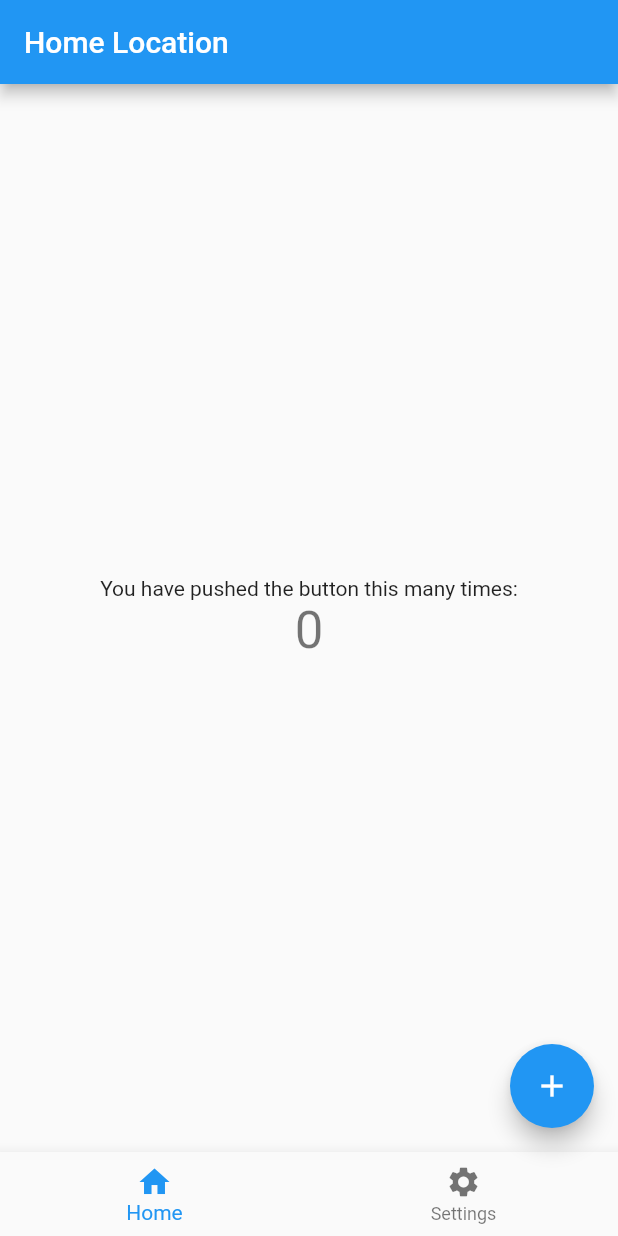
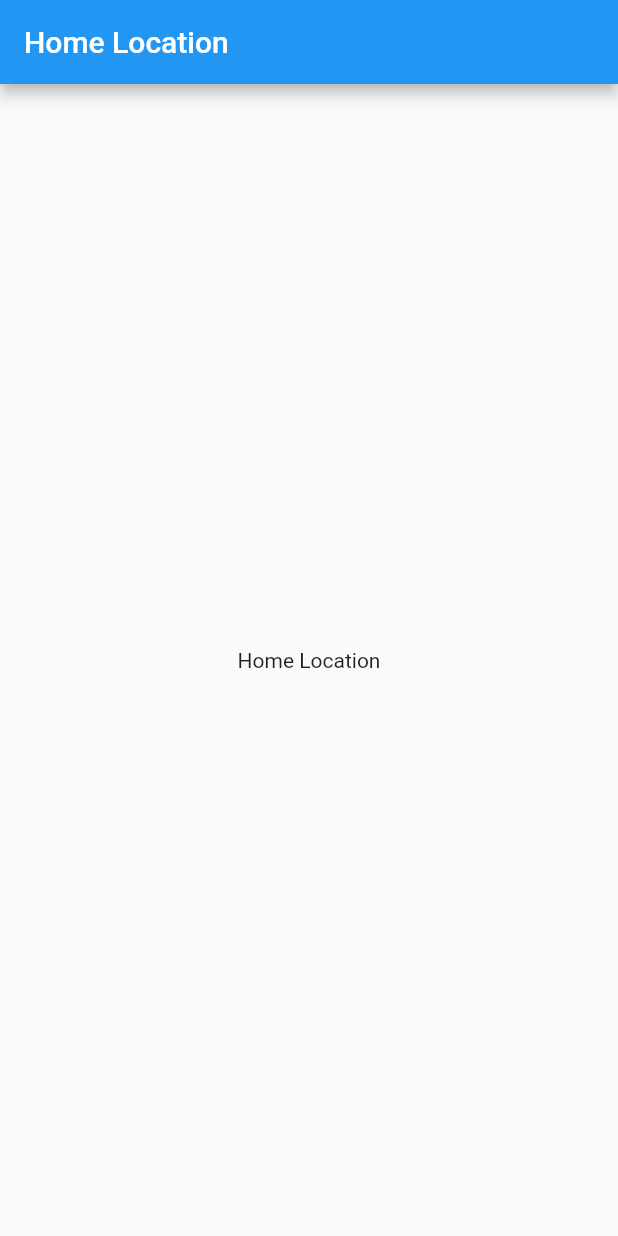
Before and after one commit to tc14077/todoer, a Flutter app: the HomeScreen screen opened directly, on a phone screen of 412 x 824 dp. Run offline on Flutter 3.47's test engine with Material 2 defaults, Android fonts, the phone set to English and light mode, and no system bars; our stand-ins replace beamer.

Commit message:
feat: make nested beamer structure
- create main location, and main screen to carry the nested beamer
   - a simple bottom nav bar is attached in main screen
- rename the second location to settings location
- remove the default comments and codes

```diff
--- a/lib/main.dart
+++ b/lib/main.dart
@@ -3,6 +3,7 @@ import 'dart:developer';
 import 'package:flutter/material.dart';
 import 'package:beamer/beamer.dart';
 import 'package:todoer/navigation/location/beam_locations.dart';
+import 'package:todoer/navigation/location/main_location.dart';
 
 void main() {
   runApp(MyApp());
@@ -12,8 +13,7 @@ class MyApp extends StatefulWidget {
   final routerDelegate = BeamerDelegate(
     locationBuilder: BeamerLocationBuilder(
       beamLocations: [
-        HomeLocation(),
-        SecondLocation(),
+        MainLocation(),
       ],
     ),
   );
--- a/lib/navigation/location/beam_locations.dart
+++ b/lib/navigation/location/beam_locations.dart
@@ -1,2 +1,3 @@
 export './home_location.dart';
-export './second_location.dart';
+export 'settings_location.dart';
+export 'main_location.dart';
--- a/lib/navigation/location/second_location.dart
+++ b/lib/navigation/location/main_location.dart
@@ -1,19 +1,18 @@
 import 'package:beamer/beamer.dart';
 import 'package:flutter/material.dart';
 import 'package:todoer/navigation/path/app_path.dart';
+import 'package:todoer/ui/screen/main_screen.dart';
 
-import '../../ui/screen/home_screen.dart';
-
-class SecondLocation extends BeamLocation<BeamState> {
+class MainLocation extends BeamLocation<BeamState> {
   @override
-  List<Pattern> get pathPatterns => ['${AppPath.SECOND}/*'];
+  List<Pattern> get pathPatterns => ['${AppPath.MAIN}/*'];
 
   @override
   List<BeamPage> buildPages(BuildContext context, BeamState state) {
     final pages = [
-      const BeamPage(
-        key: ValueKey('second'),
-        child: HomeScreen(title: 'Second Location'),
+      BeamPage(
+        key: const ValueKey('main'),
+        child: MainScreen(),
       ),
     ];
     return pages;
--- a/lib/navigation/path/app_path.dart
+++ b/lib/navigation/path/app_path.dart
@@ -1,6 +1,5 @@
 class AppPath {
-  static const HOME = '/home';
-  static const SECOND = '/second';
-  static const THIRD = '/third';
-  static const FOURTH = '/fourth';
+  static const MAIN = '/main';
+  static const HOME = '$MAIN/home';
+  static const SECOND = '$MAIN/second';
 }
--- a/lib/ui/screen/home_screen.dart
+++ b/lib/ui/screen/home_screen.dart
@@ -1,6 +1,4 @@
-import 'package:beamer/beamer.dart';
 import 'package:flutter/material.dart';
-import 'package:todoer/navigation/path/app_path.dart';
 
 class HomeScreen extends StatefulWidget {
   const HomeScreen({Key? key, required this.title}) : super(key: key);
@@ -21,12 +19,6 @@ class HomeScreen extends StatefulWidget {
 }
 
 class _HomeScreenState extends State<HomeScreen> {
-  int _counter = 0;
-
-  void _incrementCounter() {
-    context.beamToNamed(AppPath.SECOND);
-  }
-
   @override
   Widget build(BuildContext context) {
     // This method is rerun every time setState is called, for instance as done
@@ -40,38 +32,7 @@ class _HomeScreenState extends State<HomeScreen> {
         title: Text(widget.title),
       ),
       body: Center(
-        child: Column(
-          mainAxisAlignment: MainAxisAlignment.center,
-          children: <Widget>[
-            const Text(
-              'You have pushed the button this many times:',
-            ),
-            Text(
-              '$_counter',
-              style: Theme.of(context).textTheme.headline4,
-            ),
-          ],
-        ),
-      ),
-      floatingActionButton: FloatingActionButton(
-        onPressed: _incrementCounter,
-        tooltip: 'Increment',
-        child: const Icon(Icons.add),
-      ),
-      bottomNavigationBar: BottomNavigationBar(
-        type: BottomNavigationBarType.fixed,
-        onTap: (index) {},
-        items: const [
-          BottomNavigationBarItem(
-            icon: Icon(Icons.home),
-            label: 'Home',
-          ),
-          BottomNavigationBarItem(
-            icon: Icon(Icons.settings),
-            label: 'Settings',
-          )
-        ],
-        currentIndex: 0,
+        child: Text(widget.title),
       ),
     );
   }
```
Also changed, not shown: lib/navigation/location/settings_location.dart (added, +21 -0 lines), lib/ui/screen/main_screen.dart (added, +89 -0 lines), lib/ui/screen/settings_screen.dart (added, +24 -0 lines).
